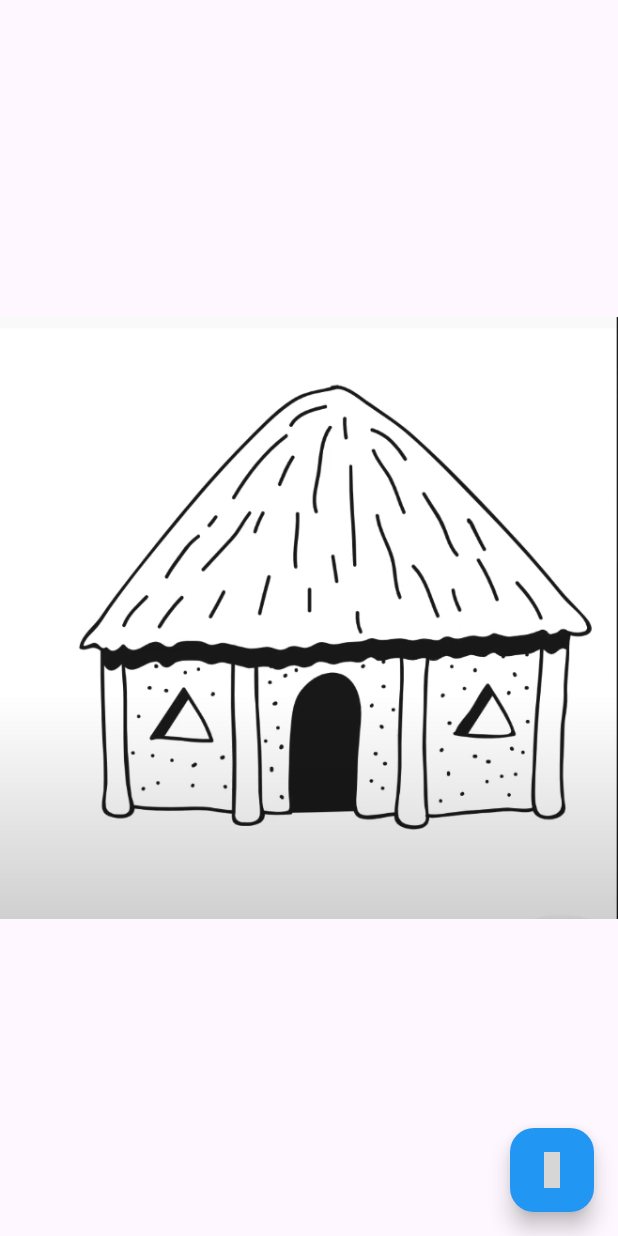
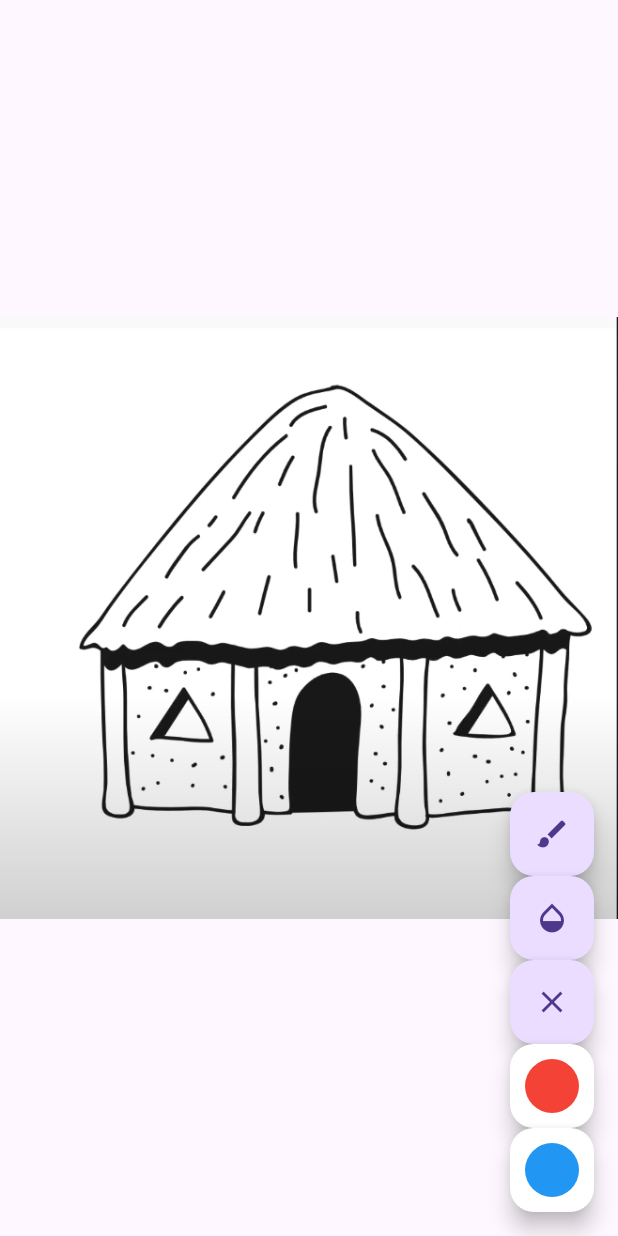
Before and after one commit to Ushie-E/cook_book, a Flutter app: the PainterView screen opened by its route, on a phone screen of 412 x 824 dp. Run offline on Flutter 3.47's test engine with Material 3 defaults, Android fonts, the phone set to English and light mode, and no system bars; our stand-ins replace gap, stacked, stacked_services, stacked_shared; grey boxes are pictures that could not be loaded.

Commit message:
update pianted code

```diff
--- a/lib/ui/views/painter/painter_view.dart
+++ b/lib/ui/views/painter/painter_view.dart
@@ -1,4 +1,5 @@
 import 'package:cook_book/gen/assets.gen.dart';
+import 'package:cook_book/ui/views/painter/component/list_fab.dart';
 import 'package:flutter/material.dart';
 import 'package:stacked/stacked.dart';
 
@@ -29,22 +30,44 @@ class PainterView extends StackedView<PainterViewModel> {
               painter: MyPainter(
                 pointsList: viewModel.points,
               ),
-            )
+            ),
           ],
         ),
       ),
-      floatingActionButton: FloatingActionButton(
-        tooltip: 'Expand',
-        backgroundColor: Colors.blue,
-        onPressed: viewModel.toggleExpand,
-        child: Icon(viewModel.isExpanded ? Icons.close : Icons.add),
+      floatingActionButton: Column(
+        mainAxisAlignment: MainAxisAlignment.end,
+        children: [
+          FloatingActionButton(
+            heroTag: "paint_stroke",
+            tooltip: 'Stroke',
+            onPressed: () {}, // fabOptions.pickStroke,
+            child: const Icon(Icons.brush),
+          ),
+          FloatingActionButton(
+            heroTag: "paint_opacity",
+            tooltip: 'Opacity',
+            onPressed: () {}, // fabOptions.opacity,
+            child: const Icon(Icons.opacity),
+          ),
+          FloatingActionButton(
+            heroTag: "erase",
+            tooltip: "Erase",
+            onPressed: () {}, // fabOptions.erase,
+            child: const Icon(Icons.clear),
+          ),
+          for (var item in viewModel.fabOptions.colorItems)
+            FloatingActionButton(
+              heroTag: item.heroTag,
+              backgroundColor: Colors.white,
+              tooltip: item.tooltip,
+              onPressed: item.onPressed,
+              child: ColorMenuItem(model: item),
+            ),
+        ],
       ),
     );
   }
 
   @override
-  PainterViewModel viewModelBuilder(
-    BuildContext context,
-  ) =>
-      PainterViewModel();
+  PainterViewModel viewModelBuilder(BuildContext context) => PainterViewModel();
 }
```
